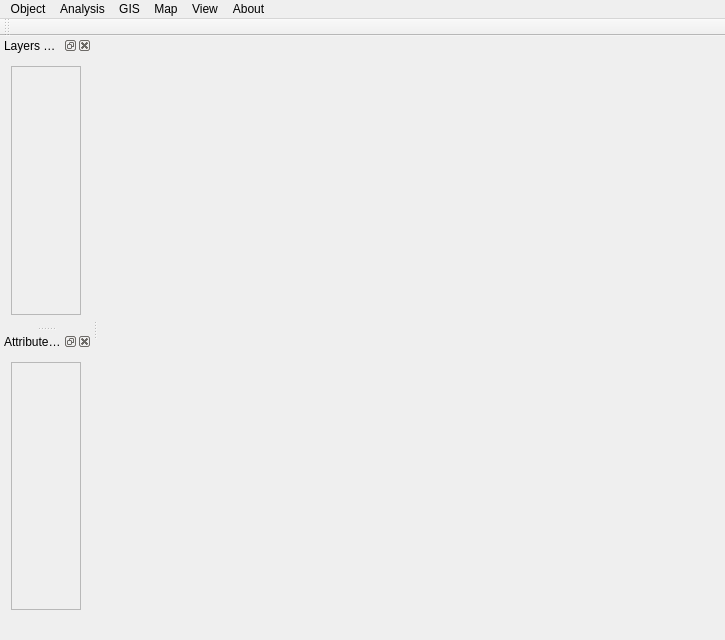
Above: gui/otbmodellerwin.ui from manaakiwhenua/LUMASS before the change. Below: the same form after it.
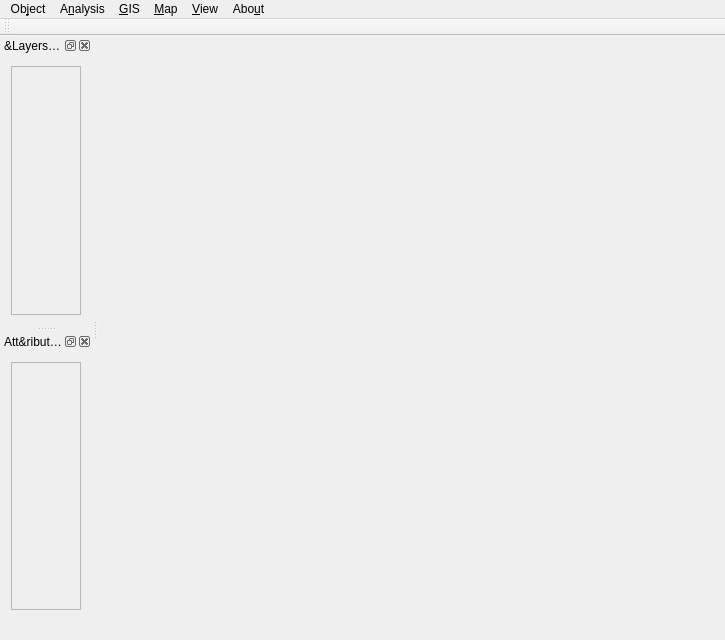
That is the form after the change. Icons and pictures are not drawn. Custom widgets are drawn as their Qt base class.

Commit message: wip: NMNSqlTableView: join tables using VirtualText

The edit to the form file:
```diff
--- a/gui/otbmodellerwin.ui
+++ b/gui/otbmodellerwin.ui
@@ -56,12 +56,12 @@
      <x>0</x>
      <y>0</y>
      <width>725</width>
-     <height>20</height>
+     <height>22</height>
     </rect>
    </property>
    <widget class="QMenu" name="menuObject">
     <property name="title">
-     <string>Object</string>
+     <string>Ob&amp;ject</string>
     </property>
     <addaction name="actionLoad_VTK_PolyData"/>
     <addaction name="separator"/>
@@ -84,7 +84,7 @@
    </widget>
    <widget class="QMenu" name="menu3D_Vis">
     <property name="title">
-     <string>Map</string>
+     <string>&amp;Map</string>
     </property>
     <addaction name="actionFullExtent"/>
     <addaction name="separator"/>
@@ -95,7 +95,7 @@
    </widget>
    <widget class="QMenu" name="menuMOSO">
     <property name="title">
-     <string>Analysis</string>
+     <string>A&amp;nalysis</string>
     </property>
     <addaction name="actionMOSO"/>
     <addaction name="separator"/>
@@ -103,7 +103,7 @@
    </widget>
    <widget class="QMenu" name="menuView">
     <property name="title">
-     <string>View</string>
+     <string>&amp;View</string>
     </property>
     <addaction name="actionMap_View_Mode"/>
     <addaction name="actionModel_View_Mode"/>
@@ -116,13 +116,13 @@
    </widget>
    <widget class="QMenu" name="menuAbout">
     <property name="title">
-     <string>About</string>
+     <string>Abo&amp;ut</string>
     </property>
     <addaction name="actionLUMASS"/>
    </widget>
    <widget class="QMenu" name="menuGIS_ish">
     <property name="title">
-     <string>GIS</string>
+     <string>&amp;GIS</string>
     </property>
     <addaction name="actionImage_Polydata"/>
    </widget>
@@ -160,7 +160,7 @@
     <set>Qt::AllDockWidgetAreas</set>
    </property>
    <property name="windowTitle">
-    <string>Layers &amp;&amp; Components</string>
+    <string>&amp;Layers &amp;&amp; Components</string>
    </property>
    <attribute name="dockWidgetArea">
     <number>1</number>
@@ -195,7 +195,7 @@
   </widget>
   <widget class="QDockWidget" name="componentInfoDock">
    <property name="windowTitle">
-    <string>Attributes &amp;&amp; Properties</string>
+    <string>Att&amp;ributes &amp;&amp; Properties</string>
    </property>
    <attribute name="dockWidgetArea">
     <number>1</number>
```
Left out of the diff: 64 changed lines with no effect on the pictures. The commit also changes 3 other files.
